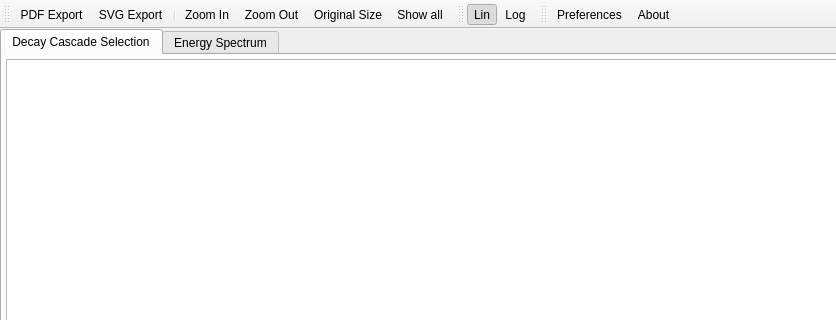
Old version of the form trunk/Kaihen.ui in the repository ferdymercury/nuclei; both pictures show x 0 to 836 and y 0 to 320 of the 1200 by 804 pixel window.
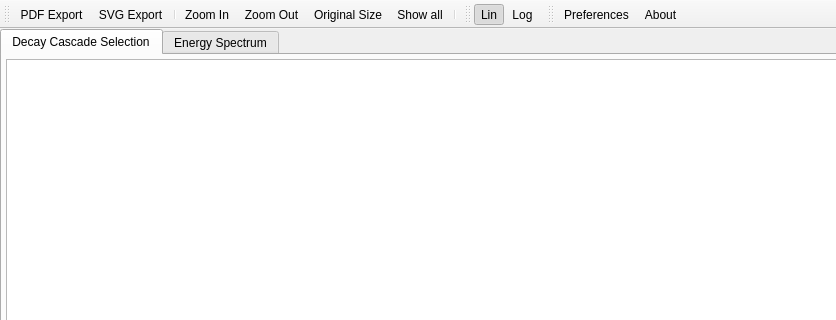
New version of the form. Icons and pictures are not drawn. Custom widgets are drawn as their Qt base class.

Commit message: Added tool buttons to show/hide the dock widgets

The edit to the form file:
```diff
--- a/trunk/Kaihen.ui
+++ b/trunk/Kaihen.ui
@@ -250,6 +250,7 @@
    <addaction name="actionZoom_Out"/>
    <addaction name="actionOriginal_Size"/>
    <addaction name="actionShow_all"/>
+   <addaction name="separator"/>
   </widget>
   <widget class="QStatusBar" name="statusBar"/>
   <widget class="QDockWidget" name="decaySelectorDock">
```
Left out of the diff: 48 changed lines with no effect on the pictures. The commit also changes 4 other files.
